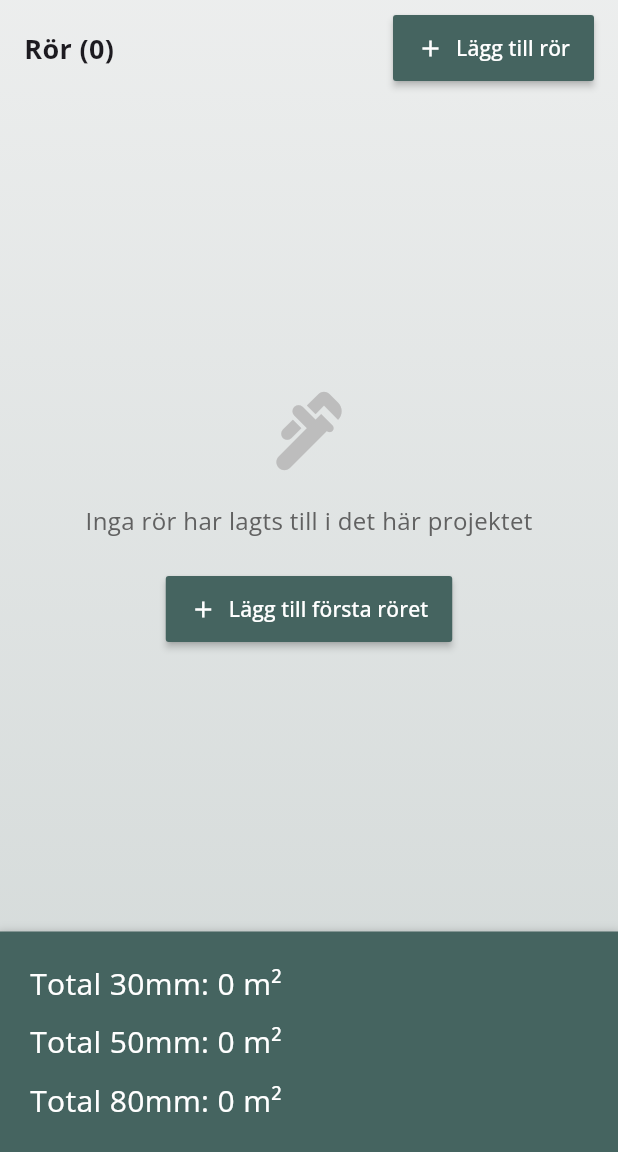
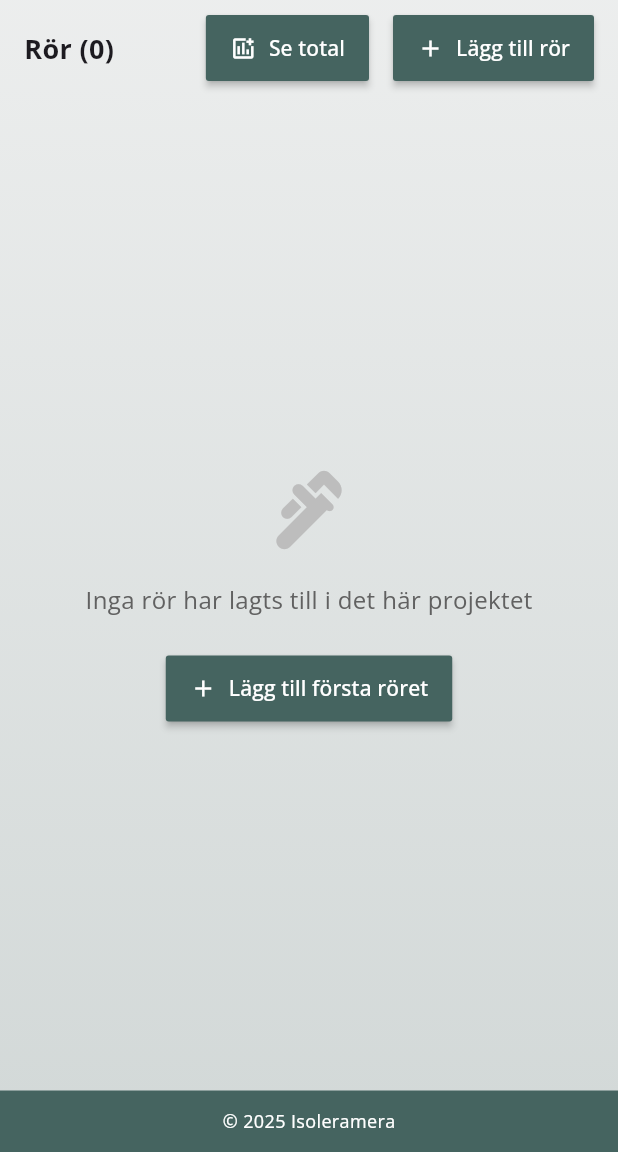
Before and after one commit to jockeBjers/insulation_app, a Flutter app: the ProjectDetailPage screen opened directly with empty values, after a tap on the "refresh" icon, on a phone screen of 412 x 824 dp, the part 84-1236 px from its top. Run offline on Flutter 3.47's test engine with Material 3 defaults, Android fonts, the light colour scheme and no system bars; our stand-ins replace cloud_firestore, firebase_auth, firebase_core, freezed_annotation, google_fonts, hive_flutter; accounts and stored records are empty; generated files the repository leaves out were written again.

Commit message:
refactor ProjectDetailPage to improve material calculation and summary display

```diff
--- a/lib/Pages/project_detail_page.dart
+++ b/lib/Pages/project_detail_page.dart
@@ -1,11 +1,12 @@
 import 'package:flutter/material.dart';
 import 'package:insulation_app/models/insulated_pipes/insulated_pipe.dart';
+import 'package:insulation_app/models/insulation_type/insulation_type.dart';
 import 'package:insulation_app/models/projects/project.dart';
 import 'package:insulation_app/services/firebase_service.dart';
 import 'package:insulation_app/util/add_pipe_dialog_box.dart';
 import 'package:insulation_app/util/edit_pipe_dialog_box.dart';
 import 'package:insulation_app/util/widgets/pipe_list_view.dart';
-import 'package:insulation_app/util/widgets/summary_view.dart';
+import 'package:insulation_app/util/widgets/summary_bottom_sheet.dart';
 
 class ProjectDetailPage extends StatefulWidget {
   final Project project;
@@ -21,10 +22,8 @@ class _ProjectDetailPageState extends State<ProjectDetailPage> {
   late Project _project;
   bool _isLoading = true;
 
-  // For summary calculations
-  double total30 = 0;
-  double total50 = 0;
-  double total80 = 0;
+  // For summary calculations - using dynamic map
+  Map<String, double> insulationTotals = {};
 
   @override
   void initState() {
@@ -44,7 +43,7 @@ class _ProjectDetailPageState extends State<ProjectDetailPage> {
         if (updatedProject != null) {
           setState(() {
             _project = updatedProject;
-            calculateTotalMaterial();
+            _calculateTotalMaterial();
           });
         }
       }
@@ -61,42 +60,41 @@ class _ProjectDetailPageState extends State<ProjectDetailPage> {
     }
   }
 
-  void calculateTotalMaterial() {
-    double newTotal30 = 0;
-    double newTotal50 = 0;
-    double newTotal80 = 0;
+  void _calculateTotalMaterial() {
+    // Reset the map
+    Map<String, double> newTotals = {};
 
-    void addArea(double thickness, double area) {
-      switch (thickness) {
-        case 0.03:
-          newTotal30 += area.ceil();
-          break;
-        case 0.05:
-          newTotal50 += area.ceil();
-          break;
-        case 0.08:
-          newTotal80 += area.ceil();
-          break;
-      }
+    void addArea(InsulationType insulation, double area) {
+      // Use the insulation name as the key instead of just thickness
+      newTotals[insulation.name] =
+          (newTotals[insulation.name] ?? 0) + area.ceil();
     }
 
     for (var pipe in _project.pipes) {
-      addArea(pipe.firstLayerMaterial.insulationThickness,
-          pipe.getFirstLayerArea());
+      addArea(pipe.firstLayerMaterial, pipe.getFirstLayerArea());
       if (pipe.secondLayerMaterial != null) {
-        addArea(pipe.secondLayerMaterial!.insulationThickness,
-            pipe.getSecondLayerArea());
+        addArea(pipe.secondLayerMaterial!, pipe.getSecondLayerArea());
       }
     }
 
     setState(() {
-      total30 = newTotal30;
-      total50 = newTotal50;
-      total80 = newTotal80;
+      insulationTotals = newTotals;
     });
   }
 
-  void showAddPipeDialog() {
+  void _showSummaryDialog() {
+    showModalBottomSheet(
+      context: context,
+      shape: const RoundedRectangleBorder(
+        borderRadius: BorderRadius.vertical(top: Radius.circular(4)),
+      ),
+      builder: (context) {
+        return SummaryBottomSheet(insulationTotals: insulationTotals);
+      },
+    );
+  }
+
+  void _showAddPipeDialog() {
     if (_project.id == null) return;
 
     showDialog(
@@ -124,7 +122,7 @@ class _ProjectDetailPageState extends State<ProjectDetailPage> {
 
             // Update project in Firestore
             await _firebaseService.updateProject(updatedProject);
-            calculateTotalMaterial();
+            _calculateTotalMaterial();
           },
         );
       },
@@ -176,7 +174,7 @@ class _ProjectDetailPageState extends State<ProjectDetailPage> {
           await _firebaseService.updateProject(updatedProject);
         }
 
-        calculateTotalMaterial();
+        _calculateTotalMaterial();
       }
     } catch (e) {
       if (mounted) {
@@ -219,7 +217,7 @@ class _ProjectDetailPageState extends State<ProjectDetailPage> {
 
             // Update project in Firestore
             await _firebaseService.updateProject(updatedProject);
-            calculateTotalMaterial();
+            _calculateTotalMaterial();
           },
         );
       },
@@ -279,6 +277,9 @@ class _ProjectDetailPageState extends State<ProjectDetailPage> {
             ],
           ),
         ),
+        child: Column(
+          children: [
+            Expanded(
               child: Center(
                 child: ConstrainedBox(
                   constraints: const BoxConstraints(
@@ -287,21 +288,20 @@ class _ProjectDetailPageState extends State<ProjectDetailPage> {
                   child: Column(
                     children: [
                       // Project info card
-                if (_project.address != null && _project.address!.isNotEmpty)
+                      if (_project.address != null &&
+                          _project.address!.isNotEmpty)
                         Card(
-                    margin: const EdgeInsets.all(16),
-                    elevation: 2,
+                          shape: const LinearBorder(),
+                          margin: const EdgeInsets.only(bottom: 16),
                           child: Padding(
                             padding: const EdgeInsets.all(16),
                             child: Row(
                               crossAxisAlignment: CrossAxisAlignment.start,
                               children: [
-                          Icon(Icons.info_outline,
-                              color: theme.colorScheme.primary),
-                          const SizedBox(width: 16),
                                 Expanded(
                                   child: Column(
-                              crossAxisAlignment: CrossAxisAlignment.start,
+                                    crossAxisAlignment:
+                                        CrossAxisAlignment.start,
                                     children: [
                                       Text(
                                         '${_project.projectNumber} - ${_project.name}',
@@ -310,19 +310,18 @@ class _ProjectDetailPageState extends State<ProjectDetailPage> {
                                           fontWeight: FontWeight.bold,
                                         ),
                                       ),
-                                Text(
+                                      _buildInfoRow(
+                                        Icons.calendar_today,
+                                        "Datum",
                                         _project.date
                                             .toLocal()
                                             .toString()
                                             .split(' ')[0],
-                                  style: const TextStyle(
-                                    fontSize: 14,
-                                  ),
                                       ),
                                       if (_project.address != null &&
                                           _project.address!.isNotEmpty)
-                                  _buildInfoRow(Icons.location_on, "Adress",
-                                      _project.address!),
+                                        _buildInfoRow(Icons.location_on,
+                                            "Adress", _project.address!),
                                       if (_project.contactPerson != null &&
                                           _project.contactPerson!.isNotEmpty)
                                         _buildInfoRow(Icons.person, "Kontakt",
@@ -341,22 +340,34 @@ class _ProjectDetailPageState extends State<ProjectDetailPage> {
 
                       // Pipes header
                       Padding(
-                  padding:
-                      const EdgeInsets.symmetric(horizontal: 16, vertical: 8),
+                        padding: const EdgeInsets.symmetric(
+                            horizontal: 16, vertical: 8),
                         child: Row(
                           mainAxisAlignment: MainAxisAlignment.spaceBetween,
                           children: [
-                      Text(
+                            Expanded(
+                              child: Text(
                                 "Rör (${_project.pipes.length})",
                                 style: const TextStyle(
                                   fontSize: 18,
                                   fontWeight: FontWeight.bold,
                                 ),
                               ),
+                            ),
+                            ElevatedButton.icon(
+                              icon: const Icon(Icons.add_chart_outlined),
+                              label: const Text("Se total"),
+                              onPressed: _showSummaryDialog,
+                              style: ElevatedButton.styleFrom(
+                                backgroundColor: theme.colorScheme.primary,
+                                foregroundColor: theme.colorScheme.onPrimary,
+                              ),
+                            ),
+                            const SizedBox(width: 16),
                             ElevatedButton.icon(
                               icon: const Icon(Icons.add),
                               label: const Text("Lägg till rör"),
-                        onPressed: showAddPipeDialog,
+                              onPressed: _showAddPipeDialog,
                               style: ElevatedButton.styleFrom(
                                 backgroundColor: theme.colorScheme.primary,
                                 foregroundColor: theme.colorScheme.onPrimary,
@@ -389,11 +400,14 @@ class _ProjectDetailPageState extends State<ProjectDetailPage> {
                                     const SizedBox(height: 24),
                                     ElevatedButton.icon(
                                       icon: const Icon(Icons.add),
-                                label: const Text("Lägg till första röret"),
-                                onPressed: showAddPipeDialog,
+                                      label:
+                                          const Text("Lägg till första röret"),
+                                      onPressed: _showAddPipeDialog,
                                       style: ElevatedButton.styleFrom(
-                                  backgroundColor: theme.colorScheme.primary,
-                                  foregroundColor: theme.colorScheme.onPrimary,
+                                        backgroundColor:
+                                            theme.colorScheme.primary,
+                                        foregroundColor:
+                                            theme.colorScheme.onPrimary,
                                       ),
                                     ),
                                   ],
@@ -405,16 +419,30 @@ class _ProjectDetailPageState extends State<ProjectDetailPage> {
                                 editPipe: editPipe,
                               ),
                       ),
-
-                // Display material summary
-                SummaryView(
-                  total30: total30,
-                  total50: total50,
-                  total80: total80,
-                ),
                     ],
                   ),
                 ),
+              ),
+            ),
+            // Footer
+            Container(
+              width: double.infinity,
+              padding:
+                  const EdgeInsets.symmetric(vertical: 12.0, horizontal: 16.0),
+              decoration: BoxDecoration(
+                color: theme.colorScheme.primary,
+              ),
+              child: Center(
+                child: Text(
+                  "© 2025 Isoleramera",
+                  style: TextStyle(
+                    fontSize: 12,
+                    color: theme.colorScheme.onPrimary,
+                  ),
+                ),
+              ),
+            ),
+          ],
         ),
       ),
     );
```
Lines whose indentation alone changed are shown as unchanged.
